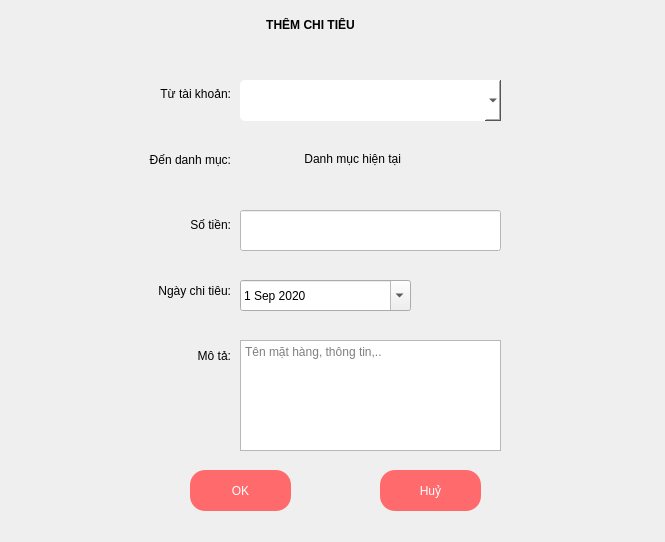
Old version of the form QuanLyChiTieu/chitieu.ui in the repository derektruong/ExpenseManagement.
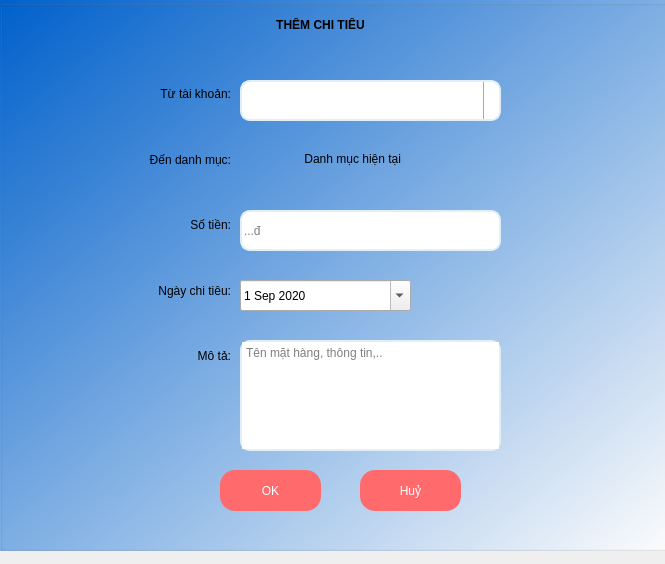
New version of the form. Icons and pictures are not drawn.

The edit to the form file:
```diff
--- a/QuanLyChiTieu/chitieu.ui
+++ b/QuanLyChiTieu/chitieu.ui
@@ -7,7 +7,7 @@
     <x>0</x>
     <y>0</y>
     <width>665</width>
-    <height>542</height>
+    <height>564</height>
    </rect>
   </property>
   <property name="windowTitle">
@@ -17,7 +17,60 @@
    <string notr="true">QPushButton:hover:!pressed
 {
   	border: 4px solid white;
-}</string>
+}
+
+
+QComboBox {
+    border: 1px solid gray;
+    border-radius: 3px;
+    padding: 1px 18px 1px 3px;
+    min-width: 6em;
+}
+
+QComboBox:editable {
+    background: white;
+}
+
+QComboBox:!editable, QComboBox::drop-down:editable {
+     background: qlineargradient(x1: 0, y1: 0, x2: 0, y2: 1,
+                                 stop: 0 #E1E1E1, stop: 0.4 #DDDDDD,
+                                 stop: 0.5 #D8D8D8, stop: 1.0 #D3D3D3);
+}
+
+/* QComboBox gets the &quot;on&quot; state when the popup is open */
+QComboBox:!editable:on, QComboBox::drop-down:editable:on {
+    background: qlineargradient(x1: 0, y1: 0, x2: 0, y2: 1,
+                                stop: 0 #D3D3D3, stop: 0.4 #D8D8D8,
+                                stop: 0.5 #DDDDDD, stop: 1.0 #E1E1E1);
+}
+
+QComboBox:on { /* shift the text when the popup opens */
+    padding-top: 3px;
+    padding-left: 4px;
+}
+
+QComboBox::drop-down {
+    subcontrol-origin: padding;
+    subcontrol-position: top right;
+    width: 15px;
+
+    border-left-width: 1px;
+    border-left-color: darkgray;
+    border-left-style: solid; /* just a single line */
+    border-top-right-radius: 3px; /* same radius as the QComboBox */
+    border-bottom-right-radius: 3px;
+}
+
+QComboBox::down-arrow {
+    
+	image: url(:/Images/Pictures/Arrows-Down.png);
+}
+
+QComboBox::down-arrow:on { /* shift the arrow when popup is open */
+    top: 1px;
+    left: 1px;
+}
+</string>
   </property>
   <widget class="QLabel" name="label_DenDanhMucHienTai">
    <property name="geometry">
@@ -46,7 +99,13 @@
    </property>
    <property name="styleSheet">
     <string notr="true">font: 16pt &quot;Segoe UI&quot;;
-background-color: rgb(255, 255, 255);</string>
+background-color: rgb(255, 255, 255);
+
+border-radius: 10px;
+border: 2px solid #e1eff6;</string>
+   </property>
+   <property name="placeholderText">
+    <string>...đ</string>
    </property>
   </widget>
   <widget class="QComboBox" name="comboBox_TuTaiKhoan">
@@ -59,7 +118,8 @@
     </rect>
    </property>
    <property name="styleSheet">
-    <string notr="true">border-radius: 5px;
+    <string notr="true">border-radius: 10px;
+border: 2px solid #e1eff6;
 color: rgb(0, 0, 0);
 background-color: rgb(255, 255, 255);
 font: 75 14pt &quot;Segoe UI&quot;;</string>
@@ -107,7 +167,9 @@
     </rect>
    </property>
    <property name="styleSheet">
-    <string notr="true">font: 14pt &quot;Segoe UI&quot;;</string>
+    <string notr="true">font: 14pt &quot;Segoe UI&quot;;
+border-radius: 10px;
+border: 2px solid #e1eff6;</string>
    </property>
    <property name="placeholderText">
     <string>Tên mặt hàng, thông tin,..</string>
@@ -116,7 +178,7 @@
   <widget class="QLabel" name="label_ThemChiTieu">
    <property name="geometry">
     <rect>
-     <x>170</x>
+     <x>180</x>
      <y>0</y>
      <width>281</width>
      <height>51</height>
@@ -133,44 +195,6 @@
     <enum>Qt::RichText</enum>
    </property>
   </widget>
-  <widget class="QPushButton" name="btn_OK">
-   <property name="geometry">
-    <rect>
-     <x>190</x>
-     <y>470</y>
-     <width>101</width>
-     <height>41</height>
-    </rect>
-   </property>
-   <property name="styleSheet">
-    <string notr="true">border-radius: 15px;
-color: rgb(255, 255, 255);
-background-color: rgb(255, 106, 108);
-font: 75 15pt &quot;MS Shell Dlg 2&quot;;</string>
-   </property>
-   <property name="text">
-    <string>OK</string>
-   </property>
-  </widget>
-  <widget class="QPushButton" name="btn_Huy">
-   <property name="geometry">
-    <rect>
-     <x>380</x>
-     <y>470</y>
-     <width>101</width>
-     <height>41</height>
-    </rect>
-   </property>
-   <property name="styleSheet">
-    <string notr="true">border-radius: 15px;
-color: rgb(255, 255, 255);
-background-color: rgb(255, 106, 108);
-font: 75 15pt &quot;MS Shell Dlg 2&quot;;</string>
-   </property>
-   <property name="text">
-    <string>Huỷ</string>
-   </property>
-  </widget>
   <widget class="QWidget" name="layoutWidget">
    <property name="geometry">
     <rect>
@@ -233,6 +257,68 @@
     </item>
    </layout>
   </widget>
+  <widget class="QGroupBox" name="groupBox">
+   <property name="geometry">
+    <rect>
+     <x>0</x>
+     <y>0</y>
+     <width>671</width>
+     <height>551</height>
+    </rect>
+   </property>
+   <property name="styleSheet">
+    <string notr="true">background-color: qlineargradient(spread:pad, x1:0, y1:0, x2:1, y2:1, stop:0 rgba(0, 97, 205, 255), stop:1 rgba(255, 255, 255, 255));</string>
+   </property>
+   <property name="title">
+    <string/>
+   </property>
+   <widget class="QPushButton" name="btn_OK">
+    <property name="geometry">
+     <rect>
+      <x>220</x>
+      <y>470</y>
+      <width>101</width>
+      <height>41</height>
+     </rect>
+    </property>
+    <property name="styleSheet">
+     <string notr="true">border-radius: 15px;
+color: rgb(255, 255, 255);
+background-color: rgb(255, 106, 108);
+font: 75 15pt &quot;MS Shell Dlg 2&quot;;</string>
+    </property>
+    <property name="text">
+     <string>OK</string>
+    </property>
+   </widget>
+   <widget class="QPushButton" name="btn_Huy">
+    <property name="geometry">
+     <rect>
+      <x>360</x>
+      <y>470</y>
+      <width>101</width>
+      <height>41</height>
+     </rect>
+    </property>
+    <property name="styleSheet">
+     <string notr="true">border-radius: 15px;
+color: rgb(255, 255, 255);
+background-color: rgb(255, 106, 108);
+font: 75 15pt &quot;MS Shell Dlg 2&quot;;</string>
+    </property>
+    <property name="text">
+     <string>Huỷ</string>
+    </property>
+   </widget>
+  </widget>
+  <zorder>groupBox</zorder>
+  <zorder>label_DenDanhMucHienTai</zorder>
+  <zorder>lineEdit_SoTien</zorder>
+  <zorder>comboBox_TuTaiKhoan</zorder>
+  <zorder>dateEdit</zorder>
+  <zorder>textEdit_MoTa</zorder>
+  <zorder>label_ThemChiTieu</zorder>
+  <zorder>layoutWidget</zorder>
  </widget>
  <resources/>
  <connections/>
```
Left out of the diff: 7 changed lines with no effect on the pictures.
